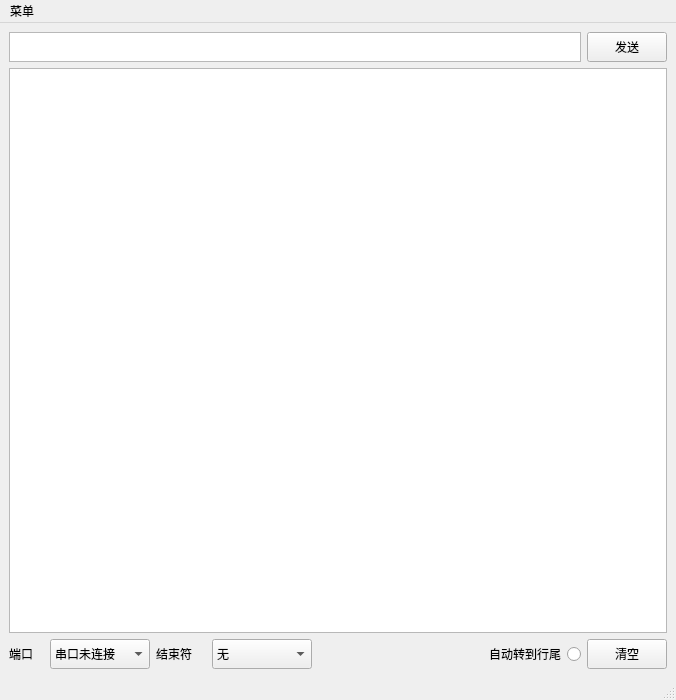
Old version of the form UI_Files/mainWindow.ui in the repository umeiko/SimplePySideSerial.
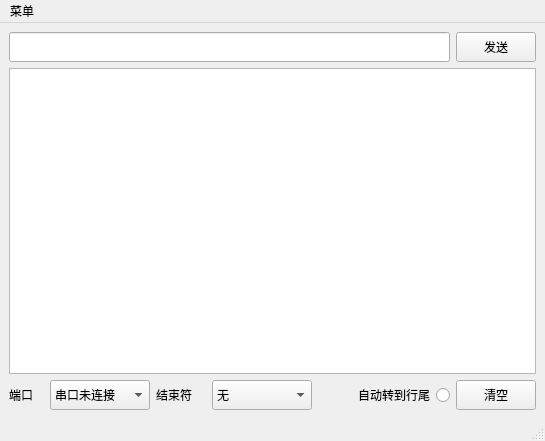
New version of the form.

```diff
--- a/UI_Files/mainWindow.ui
+++ b/UI_Files/mainWindow.ui
@@ -6,8 +6,8 @@
    <rect>
     <x>0</x>
     <y>0</y>
-    <width>676</width>
-    <height>700</height>
+    <width>545</width>
+    <height>441</height>
    </rect>
   </property>
   <property name="windowTitle">
@@ -18,22 +18,10 @@
     <item>
      <layout class="QHBoxLayout" name="horizontalLayout">
       <item>
-       <widget class="QPlainTextEdit" name="sendingTextEdit">
-        <property name="sizePolicy">
-         <sizepolicy hsizetype="Expanding" vsizetype="Maximum">
-          <horstretch>0</horstretch>
-          <verstretch>0</verstretch>
-         </sizepolicy>
-        </property>
+       <widget class="QLineEdit" name="sendingTextEdit">
         <property name="minimumSize">
          <size>
           <width>300</width>
-          <height>0</height>
-         </size>
-        </property>
-        <property name="maximumSize">
-         <size>
-          <width>16777215</width>
           <height>30</height>
          </size>
         </property>
@@ -43,7 +31,7 @@
        <widget class="QPushButton" name="Sending">
         <property name="minimumSize">
          <size>
-          <width>50</width>
+          <width>80</width>
           <height>30</height>
          </size>
         </property>
@@ -87,6 +75,12 @@
           </item>
           <item>
            <widget class="QComboBox" name="port_select">
+            <property name="sizePolicy">
+             <sizepolicy hsizetype="Expanding" vsizetype="Fixed">
+              <horstretch>0</horstretch>
+              <verstretch>0</verstretch>
+             </sizepolicy>
+            </property>
             <property name="minimumSize">
              <size>
               <width>100</width>
@@ -195,7 +189,7 @@
        <widget class="QPushButton" name="Clear">
         <property name="minimumSize">
          <size>
-          <width>0</width>
+          <width>80</width>
           <height>30</height>
          </size>
         </property>
@@ -222,7 +216,7 @@
     <rect>
      <x>0</x>
      <y>0</y>
-     <width>676</width>
+     <width>545</width>
      <height>23</height>
     </rect>
    </property>
```
Left out of the diff: 297 changed lines with no effect on the pictures.
